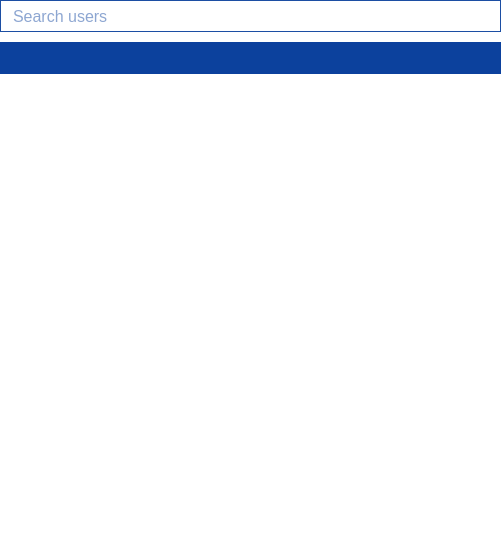
This is parsec/core/gui/forms/users_widget.ui in Scille/parsec-cloud as Qt 5 draws it before an edit. The edited form follows.
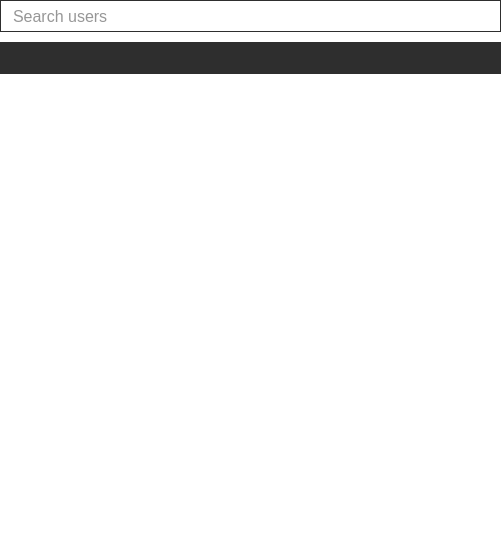
This is the edited form. Icons and pictures are not drawn.

Commit message: [GUI] Changed pages colors

```diff
--- a/parsec/core/gui/forms/users_widget.ui
+++ b/parsec/core/gui/forms/users_widget.ui
@@ -85,9 +85,9 @@
         <string notr="true">background-image: url(:/icons/images/icons/search.png);
 background-repeat: no-repeat;
 background-position: right;
-border: 1px solid rgb(28, 78, 163);
+border: 1px solid rgb(46, 46, 46);
 padding-left: 10px;
-color: rgb(28, 78, 163);</string>
+color: rgb(46, 46, 46);</string>
        </property>
        <property name="text">
         <string/>
@@ -118,7 +118,7 @@
        <property name="styleSheet">
         <string notr="true">QPushButton#pushButton_4
 {
-background-color: rgb(12, 65, 157);
+background-color: rgb(46, 46, 46);
 border: 0;
 }</string>
        </property>
```
The commit also changes 3 other files.
